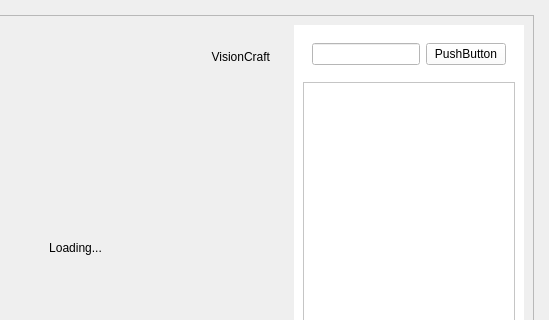
Above: client_qt/mainwindow.ui from VisionCraft2025/client_qt before the change; both pictures show x 558 to 1107 and y 0 to 320 of the 1107 by 778 pixel window. Below: the same form after it.
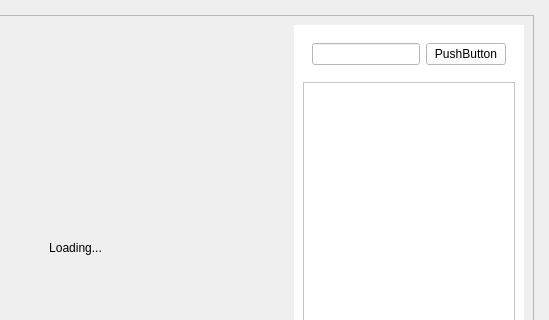
That is the form after the change.

Commit message: Style/#77: Create top header for Feeder and Conveyor tabs

```diff
--- a/client_qt/mainwindow.ui
+++ b/client_qt/mainwindow.ui
@@ -66,16 +66,6 @@
                  </property>
                 </widget>
                </item>
-               <item>
-                <widget class="QLabel" name="labelvc">
-                 <property name="text">
-                  <string>VisionCraft</string>
-                 </property>
-                 <property name="alignment">
-                  <set>Qt::AlignmentFlag::AlignRight|Qt::AlignmentFlag::AlignTrailing|Qt::AlignmentFlag::AlignVCenter</set>
-                 </property>
-                </widget>
-               </item>
               </layout>
              </widget>
             </item>
```
The commit also changes 6 other files.
